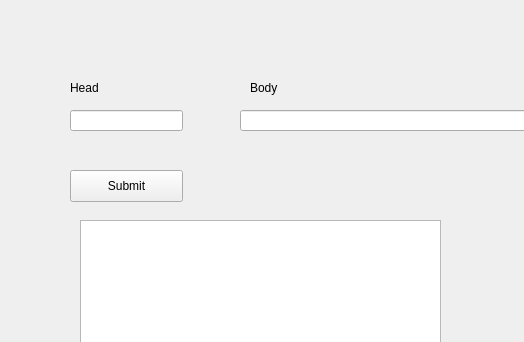
First picture: the form in castle/mainwindow.ui, repository gitmark/DragonRecipes, before the edit; both pictures show x 0 to 524 and y 0 to 342 of the 800 by 600 pixel window.
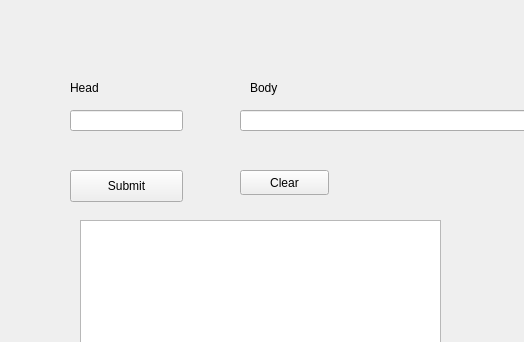
Second picture: the form after the edit.

Commit message: Fixed CMakeLists.txt files to allow builds on Ubuntu

The edit to the form file:
```diff
--- a/castle/mainwindow.ui
+++ b/castle/mainwindow.ui
@@ -83,6 +83,19 @@
      </rect>
     </property>
    </widget>
+   <widget class="QPushButton" name="pushButton_2">
+    <property name="geometry">
+     <rect>
+      <x>240</x>
+      <y>170</y>
+      <width>89</width>
+      <height>25</height>
+     </rect>
+    </property>
+    <property name="text">
+     <string>Clear</string>
+    </property>
+   </widget>
   </widget>
   <widget class="QMenuBar" name="menubar">
    <property name="geometry">
```
The commit also changes 2 other files.
